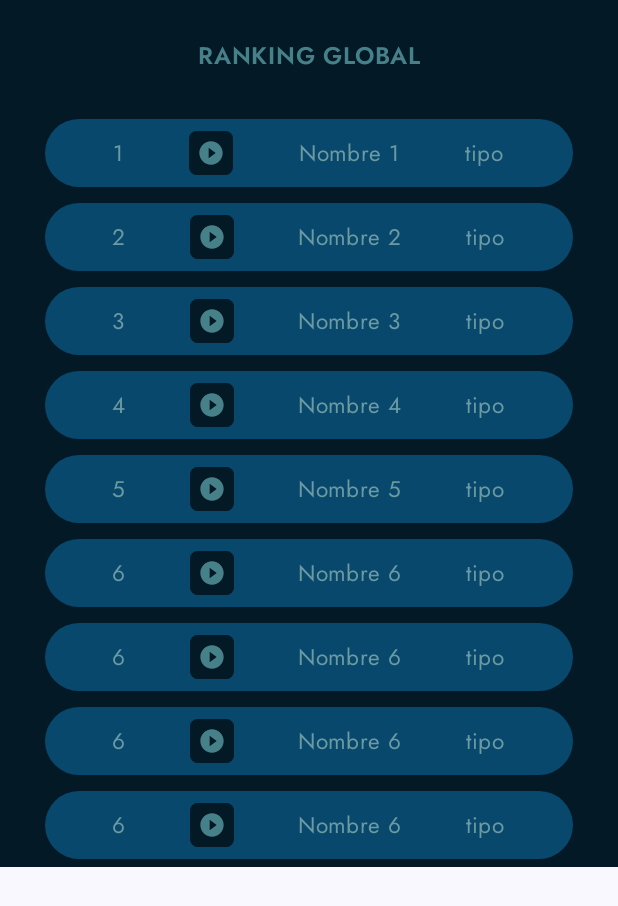
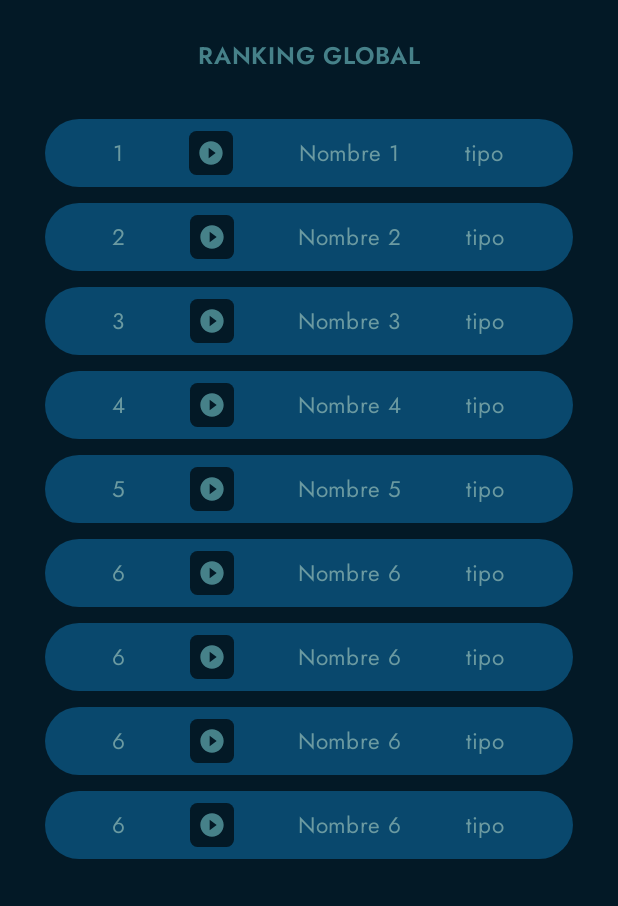
Before and after one commit to Falcon-Team-Mov/Info-King-APP, an Android app built with Jetpack Compose: the composable RankingScreen shown on its own in the app's theme, on a phone screen of 412 x 824 dp. Shown: the top 906 px of the screen. Run offline under Robolectric (Android 15) with nearby library versions, the phone set to English and light mode, and no system bars.

Commit message:
:bug: Fix: Size screen and gradle

```diff
--- a/app/build.gradle
+++ b/app/build.gradle
@@ -48,7 +48,6 @@ android {
 
 dependencies {
 
-    implementation 'androidx.core:core-ktx:1.8.0'
     implementation platform('org.jetbrains.kotlin:kotlin-bom:1.8.0')
     implementation 'androidx.lifecycle:lifecycle-runtime-ktx:2.3.1'
     implementation 'androidx.activity:activity-compose:1.5.1'
@@ -57,7 +56,6 @@ dependencies {
     implementation 'androidx.compose.ui:ui-graphics'
     implementation 'androidx.compose.ui:ui-tooling-preview'
     implementation 'androidx.compose.material3:material3'
-    implementation 'androidx.core:core-ktx:+'
     testImplementation 'junit:junit:4.13.2'
     androidTestImplementation 'androidx.test.ext:junit:1.1.5'
     androidTestImplementation 'androidx.test.espresso:espresso-core:3.5.1'
--- a/app/src/main/java/com/falconteam/infoking/ui/navigation/user/screens/ranking/RankingScreen.kt
+++ b/app/src/main/java/com/falconteam/infoking/ui/navigation/user/screens/ranking/RankingScreen.kt
@@ -2,20 +2,22 @@ package com.falconteam.infoking.ui.navigation.user.screens.ranking
 
 import androidx.compose.foundation.background
 import androidx.compose.foundation.layout.Arrangement
+import androidx.compose.foundation.layout.Column
 import androidx.compose.foundation.layout.Row
+import androidx.compose.foundation.layout.fillMaxSize
 import androidx.compose.foundation.layout.fillMaxWidth
 import androidx.compose.foundation.layout.padding
 import androidx.compose.foundation.layout.size
 import androidx.compose.foundation.lazy.LazyColumn
 import androidx.compose.foundation.lazy.items
 import androidx.compose.foundation.shape.RoundedCornerShape
-import androidx.compose.material3.MaterialTheme
 import androidx.compose.material.Text
 import androidx.compose.material.icons.Icons
 import androidx.compose.material.icons.filled.PlayCircleFilled
 import androidx.compose.material3.Card
 import androidx.compose.material3.CardDefaults
 import androidx.compose.material3.Icon
+import androidx.compose.material3.MaterialTheme
 import androidx.compose.runtime.Composable
 import androidx.compose.ui.Alignment
 import androidx.compose.ui.Modifier
@@ -25,6 +27,7 @@ import androidx.compose.ui.tooling.preview.Preview
 import androidx.compose.ui.unit.dp
 import androidx.lifecycle.viewmodel.compose.viewModel
 import com.falconteam.infoking.data.models.Ranking
+import com.falconteam.infoking.ui.theme.InfoKingTheme
 import com.falconteam.infoking.ui.theme.buttonOKColor
 import com.falconteam.infoking.ui.theme.primaryColor
 import com.falconteam.infoking.ui.theme.secondaryAquaColor
@@ -32,10 +35,19 @@ import com.falconteam.infoking.ui.theme.secondaryBlueColor
 
 @Composable
 fun RankingScreen() {
+    //Agregue el InfoKingTheme que incluye el tama;o de forma dinamica y agregue un fillMaxSize para que se adapte, ademas le agregue un Column
+    InfoKingTheme() {
+        Column(
+            horizontalAlignment = Alignment.CenterHorizontally,
+            modifier = Modifier
+                .background(primaryColor)
+                .fillMaxSize()
+        ) {
             val viewModel: RankingViewModel = viewModel()
             LazyColumn(
                 horizontalAlignment = Alignment.CenterHorizontally,
-        modifier = Modifier.background(primaryColor)
+                modifier = Modifier
+                    .background(primaryColor)
             ) {
                 item {
                     Text(
@@ -50,13 +62,16 @@ fun RankingScreen() {
                 }
             }
         }
+    }
+}
 
 @Composable
 fun RankingItem(
     ranking: Ranking,
     modifier: Modifier = Modifier,
 ) {
-    Card(colors = CardDefaults.cardColors(secondaryBlueColor),
+    Card(
+        colors = CardDefaults.cardColors(secondaryBlueColor),
         shape = RoundedCornerShape(25.dp),
         modifier = Modifier
             .padding(horizontal = 30.dp, vertical = 5.dp)
@@ -75,7 +90,8 @@ fun RankingItem(
 
 @Composable
 fun RankingDetail(ranking: Ranking, modifier: Modifier = Modifier) {
-    Row(modifier = modifier
+    Row(
+        modifier = modifier
             .fillMaxWidth()
             .padding(start = 15.dp, end = 15.dp),
         horizontalArrangement = Arrangement.SpaceAround,
@@ -92,9 +108,12 @@ fun RankingDetail(ranking: Ranking, modifier: Modifier = Modifier) {
         Icon(
             imageVector = Icons.Default.PlayCircleFilled,
             contentDescription = "Icono de jugador",
-            Modifier.drawBehind { drawRoundRect(
+            Modifier
+                .drawBehind {
+                    drawRoundRect(
                         primaryColor, cornerRadius = CornerRadius(5.dp.toPx())
-            ) }
+                    )
+                }
                 .padding(5.dp),
             tint = secondaryAquaColor
         )
@@ -108,7 +127,8 @@ fun RankingDetail(ranking: Ranking, modifier: Modifier = Modifier) {
         Text(
             text = ranking.type,
             color = buttonOKColor,
-            style = MaterialTheme.typography.bodySmall            )
+            style = MaterialTheme.typography.bodySmall
+        )
 
     }
 }
--- a/build.gradle
+++ b/build.gradle
@@ -8,5 +8,5 @@ buildscript {
 plugins {
     id 'com.android.application' version '8.0.2' apply false
     id 'com.android.library' version '8.0.2' apply false
-    id 'org.jetbrains.kotlin.android' version '1.9.0-RC' apply false
+    id 'org.jetbrains.kotlin.android' version '1.7.20' apply false
 }
```
Also changed, not shown: app/src/main/java/com/falconteam/infoking/ui/navigation/user/screens/inventory/InventoryScreen.kt (+9 -2 lines). Lines whose indentation alone changed are shown as unchanged.
